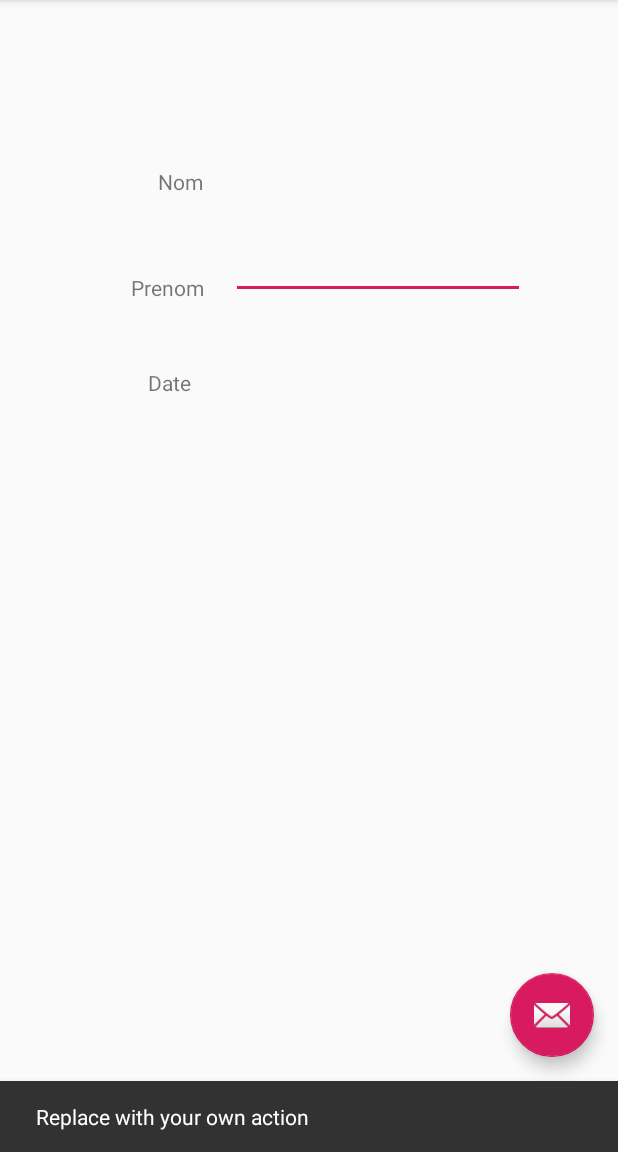
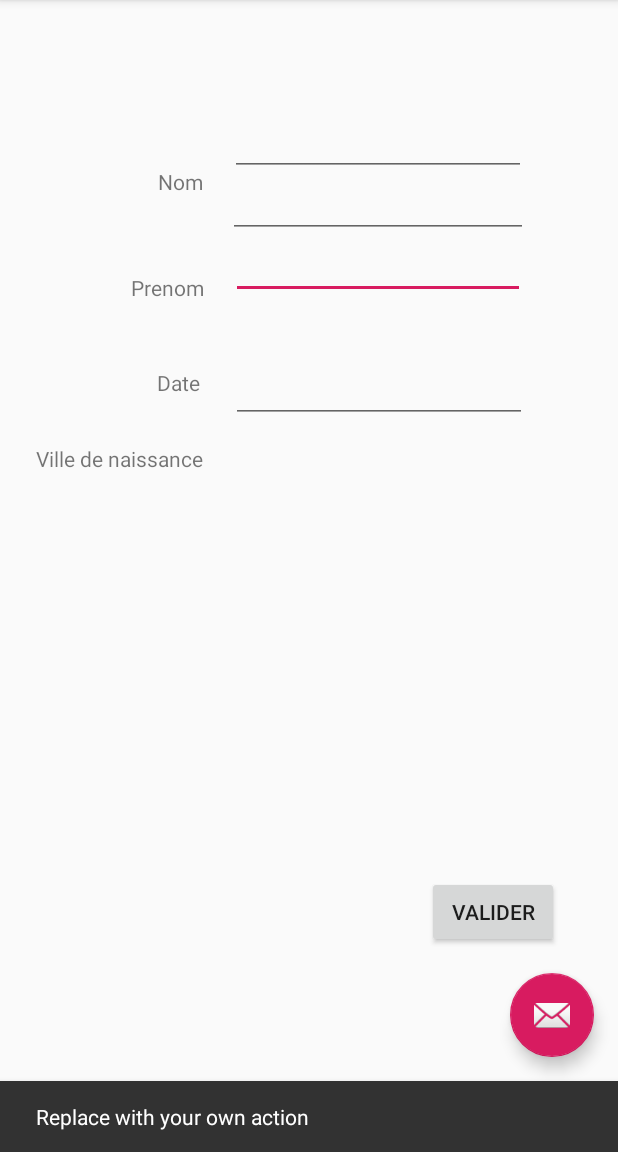
Before and after one commit to thomasguessant35/MathieuEtThomasMMM, an Android app: the screen it shows after launch (MainActivity), after a tap on an icon or button, on a phone screen of 412 x 824 dp, the part 84-1236 px from its top. Run offline under Robolectric (Android 15) with nearby library versions, the phone set to English and light mode, and no system bars.

Commit message:
ville + button

```diff
--- a/app/src/main/java/com/example/mathieuetthomas/MainActivity.java
+++ b/app/src/main/java/com/example/mathieuetthomas/MainActivity.java
@@ -52,4 +52,8 @@ public class MainActivity extends AppCompatActivity {
 
         return super.onOptionsItemSelected(item);
     }
+
+    public void valider(View view) {
+
+    }
 }
--- a/app/src/main/res/layout/content_main.xml
+++ b/app/src/main/res/layout/content_main.xml
@@ -40,7 +40,6 @@
         android:layout_height="wrap_content"
         android:layout_marginStart="83dp"
         android:layout_marginTop="24dp"
-        android:layout_marginEnd="11dp"
         android:layout_marginBottom="484dp"
         android:text="Date"
         app:layout_constraintBottom_toBottomOf="parent"
@@ -65,4 +64,75 @@
         app:layout_constraintTop_toTopOf="parent"
         app:layout_constraintVertical_bias="0.0" />
 
+    <EditText
+        android:id="@+id/editText2"
+        android:layout_width="197dp"
+        android:layout_height="33dp"
+        android:layout_marginStart="17dp"
+        android:layout_marginTop="84dp"
+        android:layout_marginEnd="61dp"
+        android:layout_marginBottom="44dp"
+        android:ems="10"
+        android:inputType="textPersonName"
+        app:layout_constraintBottom_toTopOf="@+id/editText"
+        app:layout_constraintEnd_toEndOf="parent"
+        app:layout_constraintStart_toEndOf="@+id/textView2"
+        app:layout_constraintTop_toTopOf="parent" />
+
+    <EditText
+        android:id="@+id/editText3"
+        android:layout_width="200dp"
+        android:layout_height="39dp"
+        android:layout_marginStart="16dp"
+        android:layout_marginTop="2dp"
+        android:layout_marginBottom="3dp"
+        android:ems="10"
+        android:inputType="textPersonName"
+        app:layout_constraintBottom_toTopOf="@+id/editText"
+        app:layout_constraintStart_toEndOf="@+id/textView"
+        app:layout_constraintTop_toBottomOf="@+id/editText2" />
+
+    <TextView
+        android:id="@+id/textView6"
+        android:layout_width="wrap_content"
+        android:layout_height="wrap_content"
+        android:layout_marginStart="22dp"
+        android:layout_marginTop="22dp"
+        android:layout_marginEnd="275dp"
+        android:layout_marginBottom="443dp"
+        android:text="Ville de naissance"
+        app:layout_constraintBottom_toBottomOf="parent"
+        app:layout_constraintEnd_toEndOf="parent"
+        app:layout_constraintStart_toStartOf="parent"
+        app:layout_constraintTop_toBottomOf="@+id/textView4" />
+
+    <EditText
+        android:id="@+id/editText4"
+        android:layout_width="197dp"
+        android:layout_height="36dp"
+        android:layout_marginStart="17dp"
+        android:layout_marginEnd="60dp"
+        android:layout_marginBottom="440dp"
+        android:ems="10"
+        android:inputType="textPersonName"
+        app:layout_constraintBottom_toBottomOf="parent"
+        app:layout_constraintEnd_toEndOf="parent"
+        app:layout_constraintStart_toEndOf="@+id/textView6"
+        app:layout_constraintTop_toBottomOf="@+id/editText" />
+
+    <Button
+        android:id="@+id/button"
+        android:layout_width="wrap_content"
+        android:layout_height="wrap_content"
+        android:layout_marginStart="284dp"
+        android:layout_marginTop="279dp"
+        android:layout_marginEnd="39dp"
+        android:layout_marginBottom="113dp"
+        android:text="Valider"
+        app:layout_constraintBottom_toBottomOf="parent"
+        app:layout_constraintEnd_toEndOf="parent"
+        app:layout_constraintStart_toStartOf="parent"
+        app:layout_constraintTop_toBottomOf="@+id/editText4"
+        android:onClick="valider" />
+
 </androidx.constraintlayout.widget.ConstraintLayout>
```
